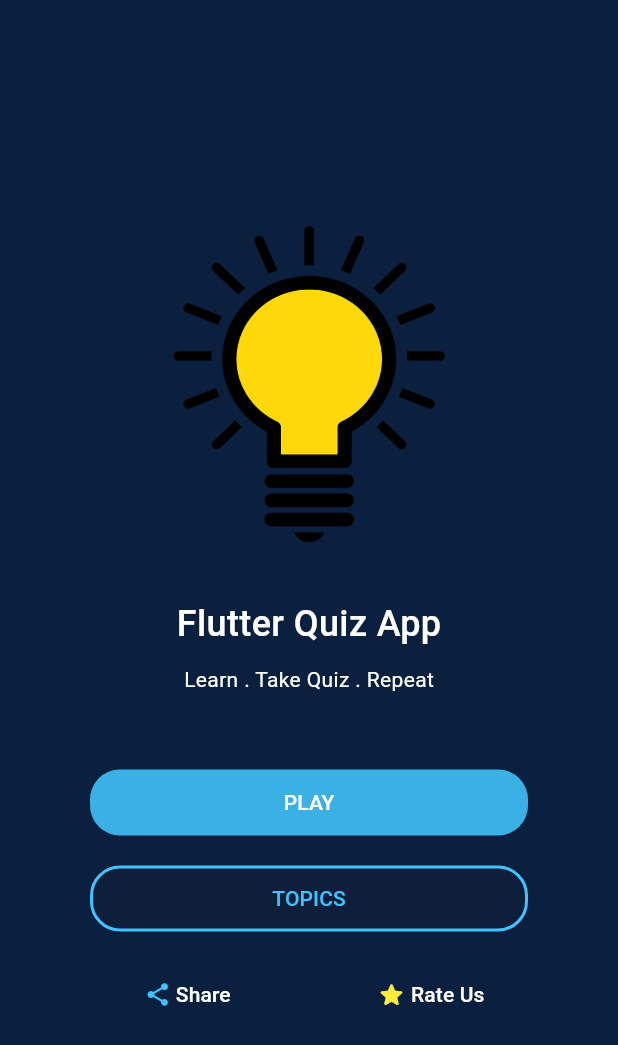
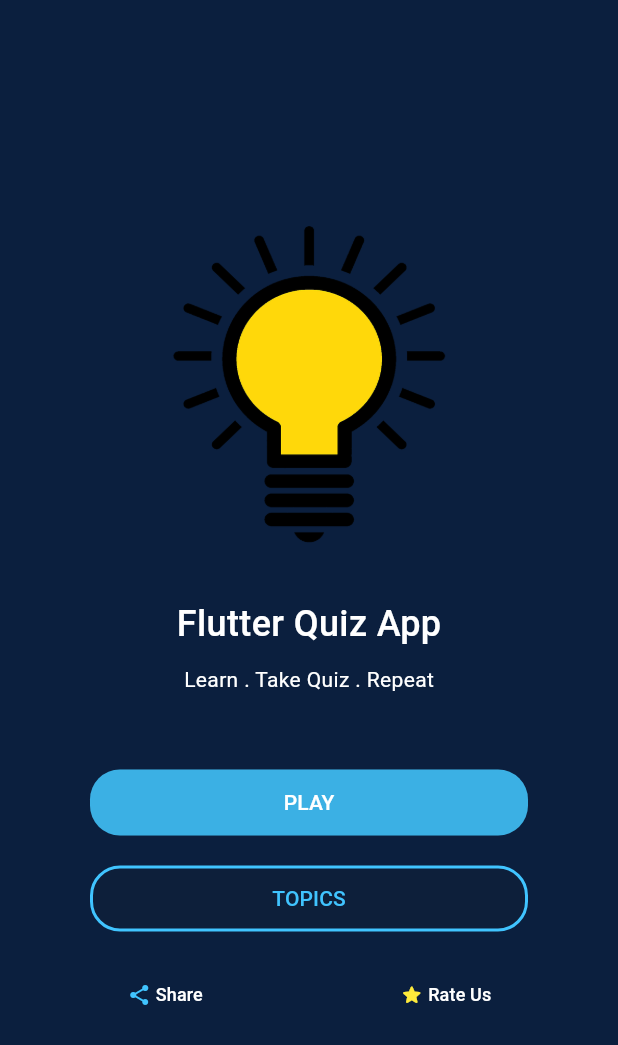
Before and after one commit to heathscliff334/flutter_quiz_app, a Flutter app: the screen it shows after launch, on a phone screen of 412 x 824 dp. Shown: the top 1045 px of the screen. Run offline on Flutter 3.47's test engine with Material 2 defaults, Android fonts, the phone set to English and light mode, and no system bars; our stand-ins replace bloc, cached_network_image, cloud_firestore, dartz, firebase_core, flutter_bloc and 1 more; missing offline and left inert: flutter_overlay_loader, share_me; accounts and stored records are empty.

Commit message:
change share & rate us button size

```diff
--- a/lib/src/res/styles.dart
+++ b/lib/src/res/styles.dart
@@ -4,6 +4,8 @@ const normalStyle = TextStyle(
   fontSize: 14,
 );
 const normalStyleWhite = TextStyle(fontSize: 14, color: Colors.white);
+
+const normalStyleWhiteSmall = TextStyle(fontSize: 12, color: Colors.white);
 
 const titleStyle = TextStyle(
   fontSize: 35,
--- a/lib/src/views/home/views/home_page.dart
+++ b/lib/src/views/home/views/home_page.dart
@@ -144,7 +144,7 @@ class _HomePageState extends State<HomePage> {
                             child: Row(
                               children: [
                                 CustomElevatedButton(
-                                  width: 130,
+                                  width: 100,
                                   buttonColor: Colors.transparent,
                                   borderColor: Colors.transparent,
                                   elevation: 0,
@@ -161,15 +161,16 @@ class _HomePageState extends State<HomePage> {
                                         WrapCrossAlignment.center,
                                     children: [
                                       Icon(Icons.share_rounded,
-                                          color: accentColor, size: 18),
+                                          color: accentColor, size: 16),
                                       SizedBox(width: 3),
-                                      Text("Share", style: normalStyleWhite),
+                                      Text("Share",
+                                          style: normalStyleWhiteSmall),
                                     ],
                                   ),
                                 ),
                                 const Spacer(),
                                 CustomElevatedButton(
-                                  width: 130,
+                                  width: 110,
                                   buttonColor: Colors.transparent,
                                   borderColor: Colors.transparent,
                                   elevation: 0,
@@ -180,9 +181,10 @@ class _HomePageState extends State<HomePage> {
                                         WrapCrossAlignment.center,
                                     children: [
                                       Icon(Icons.star_rounded,
-                                          color: Colors.yellow, size: 20),
+                                          color: Colors.yellow, size: 16),
                                       SizedBox(width: 3),
-                                      Text("Rate Us", style: normalStyleWhite),
+                                      Text("Rate Us",
+                                          style: normalStyleWhiteSmall),
                                     ],
                                   ),
                                 ),
```
